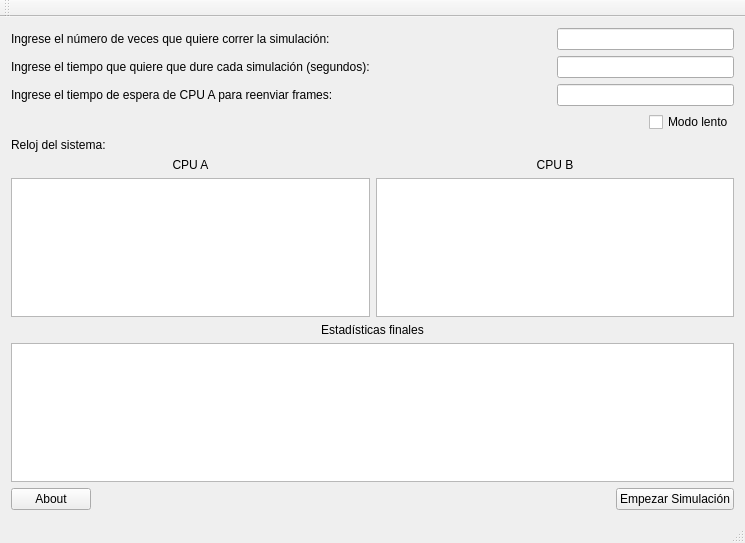
Before: the Qt Designer form paso_mensajes.ui in fabo49/ImplementacionGoBackN, drawn with Qt 5.
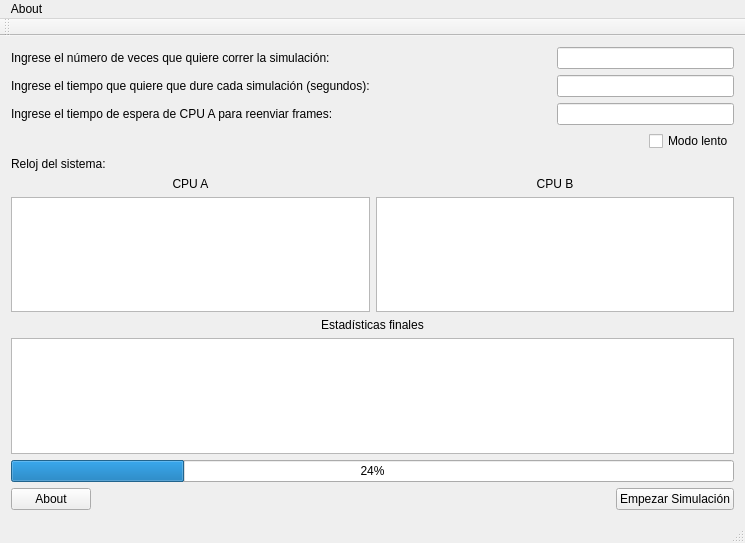
After: the same form once the commit is applied.

Commit message:
Primero commit a la segunda parte
Ya se actualiza la interfaz en tiempo real.

Diff of the .ui file:
```diff
--- a/paso_mensajes.ui
+++ b/paso_mensajes.ui
@@ -211,6 +211,13 @@
         </property>
        </widget>
       </item>
+      <item>
+       <widget class="QProgressBar" name="progressBar">
+        <property name="value">
+         <number>24</number>
+        </property>
+       </widget>
+      </item>
      </layout>
     </item>
     <item>
@@ -270,6 +277,13 @@
      <height>22</height>
     </rect>
    </property>
+   <widget class="QMenu" name="menuAbout">
+    <property name="title">
+     <string>About</string>
+    </property>
+    <addaction name="actionAbout_simulador"/>
+   </widget>
+   <addaction name="menuAbout"/>
   </widget>
   <action name="actionDesarrolladores">
    <property name="checkable">
```
Left out of the diff: 5 changed lines with no effect on the pictures. The commit also changes 2 other files.
